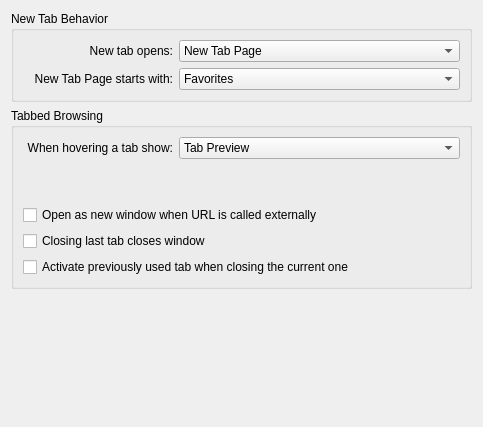
Above: src/settings/settings_tabs.ui from KDE/rekonq before the change. Below: the same form after it.
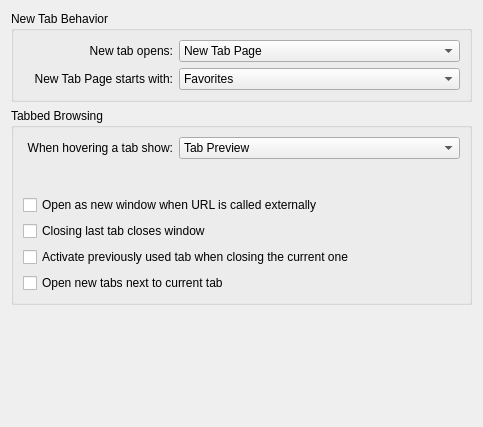
That is the form after the change. Custom widgets are drawn as their Qt base class.

Commit message: Added option for opening new tabs next to current (default to true). Otherwise tabs created at end of list.

The edit to the form file:
```diff
--- a/src/settings/settings_tabs.ui
+++ b/src/settings/settings_tabs.ui
@@ -215,6 +215,13 @@
         </property>
        </widget>
       </item>
+      <item>
+       <widget class="QCheckBox" name="kcfg_openNewTabsNextToCurrent">
+        <property name="text">
+         <string>Open new tabs next to current tab</string>
+        </property>
+       </widget>
+      </item>
      </layout>
     </widget>
    </item>
```
The commit also changes 2 other files.
